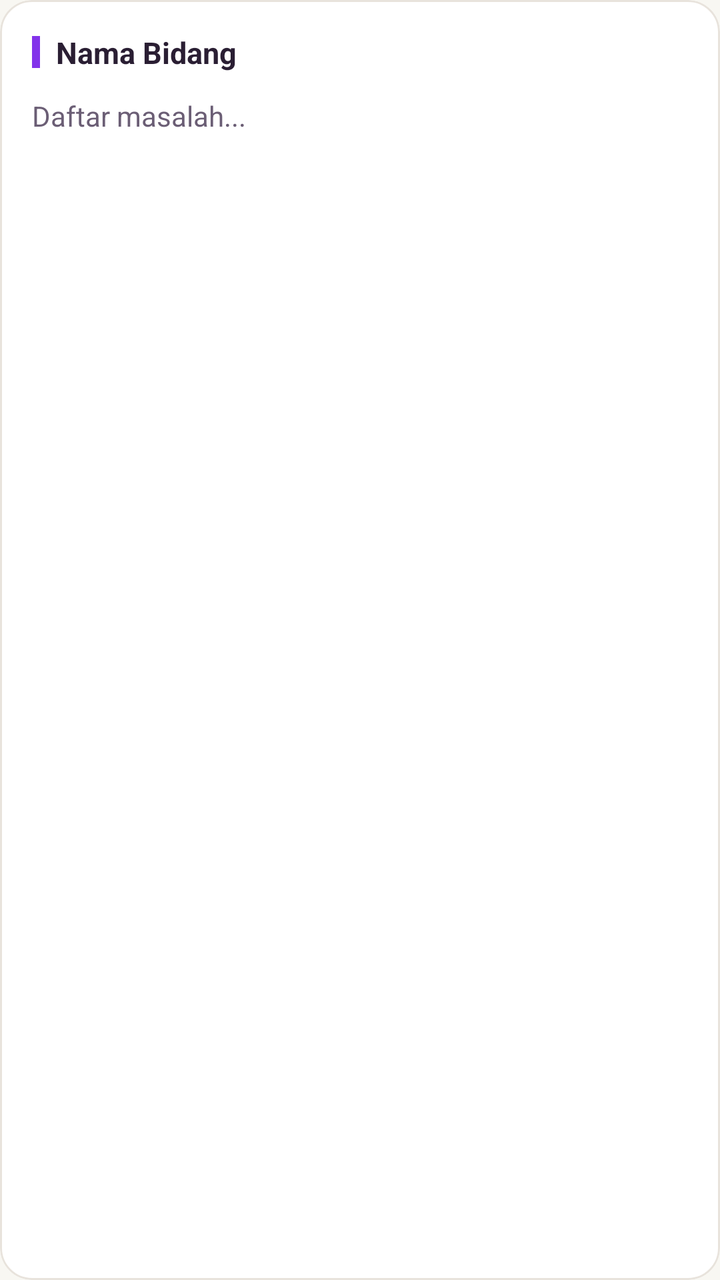
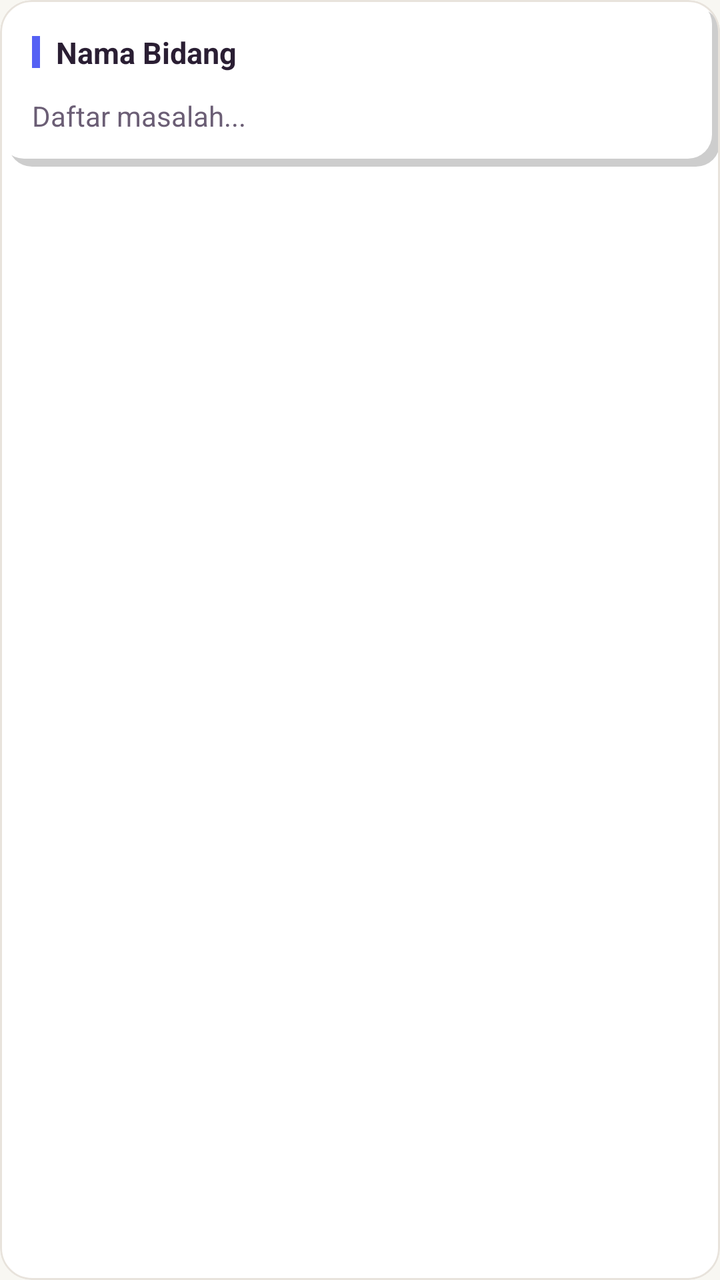

Screens rendered from an Android XML layout before and after an edit, with the pre-edit source and the edit as a unified diff.
<!-- AndroidManifest.xml: application theme Theme.BkNova -->
<!-- res/layout/item_aum_bidang_hasil.xml -->
<?xml version="1.0" encoding="utf-8"?>
<com.google.android.material.card.MaterialCardView xmlns:android="http://schemas.android.com/apk/res/android"
    xmlns:app="http://schemas.android.com/apk/res-auto"
    android:layout_width="match_parent"
    android:layout_height="wrap_content"
    android:layout_marginBottom="16dp"
    app:cardCornerRadius="16dp"
    app:cardElevation="0dp"
    app:cardBackgroundColor="@color/white"
    app:strokeColor="@color/divider_color"
    app:strokeWidth="1dp">

    <LinearLayout
        android:layout_width="match_parent"
        android:layout_height="wrap_content"
        android:orientation="vertical"
        android:padding="16dp">

        <LinearLayout
            android:layout_width="match_parent"
            android:layout_height="wrap_content"
            android:orientation="horizontal"
            android:gravity="center_vertical">

            <View
                android:layout_width="4dp"
                android:layout_height="16dp"
                android:background="@color/brand_primary"/>

            <TextView
                android:id="@+id/tv_nama_bidang"
                android:layout_width="wrap_content"
                android:layout_height="wrap_content"
                android:layout_marginStart="8dp"
                android:text="Nama Bidang"
                android:textStyle="bold"
                android:textColor="@color/text_color_primary"
                android:textSize="15sp"/>
        </LinearLayout>

        <TextView
            android:id="@+id/tv_pilihan_masalah"
            android:layout_width="match_parent"
            android:layout_height="wrap_content"
            android:layout_marginTop="12dp"
            android:text="Daftar masalah..."
            android:textColor="@color/text_color_secondary"
            android:textSize="14sp"
            android:lineSpacingExtra="6dp"/>
    </LinearLayout>
</com.google.android.material.card.MaterialCardView>
<!-- resources referenced by this layout -->
<resources>
  <color name="brand_primary">#8333EA</color>
  <color name="divider_color">#E8E3DC</color>
  <color name="text_color_primary">#2A1E33</color>
  <color name="text_color_secondary">#6B5E75</color>
  <color name="white">#FFFFFFFF</color>
  <style name="Theme.BkNova" parent="Base.Theme.BkNova" />
  <style name="Base.Theme.BkNova" parent="Theme.Material3.Light.NoActionBar">
  
          
          <item name="colorPrimary">@color/brand_primary</item>
          <item name="colorOnPrimary">@color/white</item>
          <item name="colorPrimaryContainer">@color/brand_soft</item>
          <item name="colorOnPrimaryContainer">@color/text_color_primary</item>
  
          <item name="colorSecondary">@color/accent_pink</item>
          
          <item name="colorOnSecondary">@color/text_color_primary</item>
          <item name="colorSecondaryContainer">@color/accent_pink_soft</item>
          <item name="colorOnSecondaryContainer">@color/text_color_primary</item>
  
          <item name="colorTertiary">@color/accent_peach</item>
          <item name="colorOnTertiary">@color/text_color_primary</item>
          <item name="colorTertiaryContainer">@color/accent_peach_soft</item>
          <item name="colorOnTertiaryContainer">@color/text_color_primary</item>
  
          <item name="colorSurface">@color/white</item>
          <item name="colorOnSurface">@color/text_color_primary</item>
          <item name="colorSurfaceVariant">@color/background_cream</item>
          <item name="colorOnSurfaceVariant">@color/text_color_secondary</item>
          <item name="android:colorBackground">@color/background_cream</item>
          <item name="colorOnBackground">@color/text_color_primary</item>
  
          <item name="colorOutline">@color/divider_color</item>
          <item name="colorOutlineVariant">@color/divider_color</item>
  
          <item name="colorError">@color/red_text</item>
          <item name="colorOnError">@color/white</item>
          <item name="colorErrorContainer">@color/red_light</item>
          <item name="colorOnErrorContainer">@color/red_text</item>
  
          <item name="android:windowBackground">@color/background_cream</item>
  
          
          <item name="android:statusBarColor">@color/white</item>
          <item name="android:windowLightStatusBar">true</item>
          <item name="android:navigationBarColor">@color/white</item>
          <item name="android:windowLightNavigationBar" tools:targetApi="o_mr1">true</item>
      </style>
  <color name="brand_soft">#F0E6FC</color>
  <color name="accent_pink">#FF7FAF</color>
  <color name="accent_pink_soft">#FFECF3</color>
  <color name="accent_peach">#FFC6BF</color>
  <color name="accent_peach_soft">#FFE8E5</color>
  <color name="background_cream">#F8F7F2</color>
  <color name="red_text">#DC2626</color>
  <color name="red_light">#FEE2E2</color>
</resources>

<!-- the commit's change to res/layout/item_aum_bidang_hasil.xml (unified diff, before → after) -->
@@ -14,7 +14,8 @@
         android:layout_width="match_parent"
         android:layout_height="wrap_content"
         android:orientation="vertical"
-        android:padding="16dp">
+        android:padding="16dp"
+        android:background="@drawable/bg_grid_shadow">
 
         <LinearLayout
             android:layout_width="match_parent"
<!-- resource entries referenced after the edit -->
@@ -1,10 +1,40 @@
 <!-- resources referenced by this layout -->
 <resources>
-  <color name="brand_primary">#8333EA</color>
+  <color name="brand_primary">#5561F4</color>
   <color name="divider_color">#E8E3DC</color>
   <color name="text_color_primary">#2A1E33</color>
   <color name="text_color_secondary">#6B5E75</color>
   <color name="white">#FFFFFFFF</color>
+  <!-- drawable bg_grid_shadow (drawable) -->
+  <?xml version="1.0" encoding="utf-8"?>
+  <layer-list xmlns:android="http://schemas.android.com/apk/res/android">
+  
+      
+      <item
+          android:left="4dp"
+  
+          android:top="4dp">
+  
+          <shape android:shape="rectangle">
+              <solid android:color="#32000000" />
+              <corners android:radius="12dp" />
+          </shape>
+  
+      </item>
+  
+      
+      <item
+          android:right="4dp"
+          android:bottom="4dp">
+  
+          <shape android:shape="rectangle">
+              <solid android:color="#FFFFFF" />
+              <corners android:radius="12dp" />
+          </shape>
+  
+      </item>
+  
+  </layer-list>
   <style name="Theme.BkNova" parent="Base.Theme.BkNova" />
   <style name="Base.Theme.BkNova" parent="Theme.Material3.Light.NoActionBar">
   
